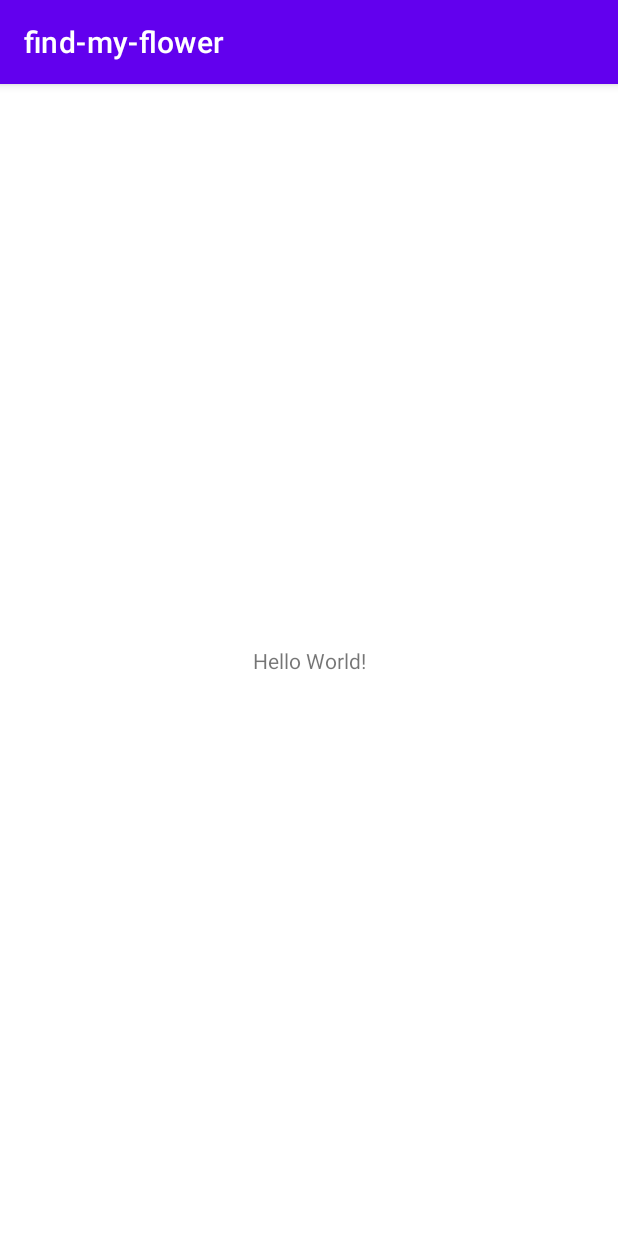
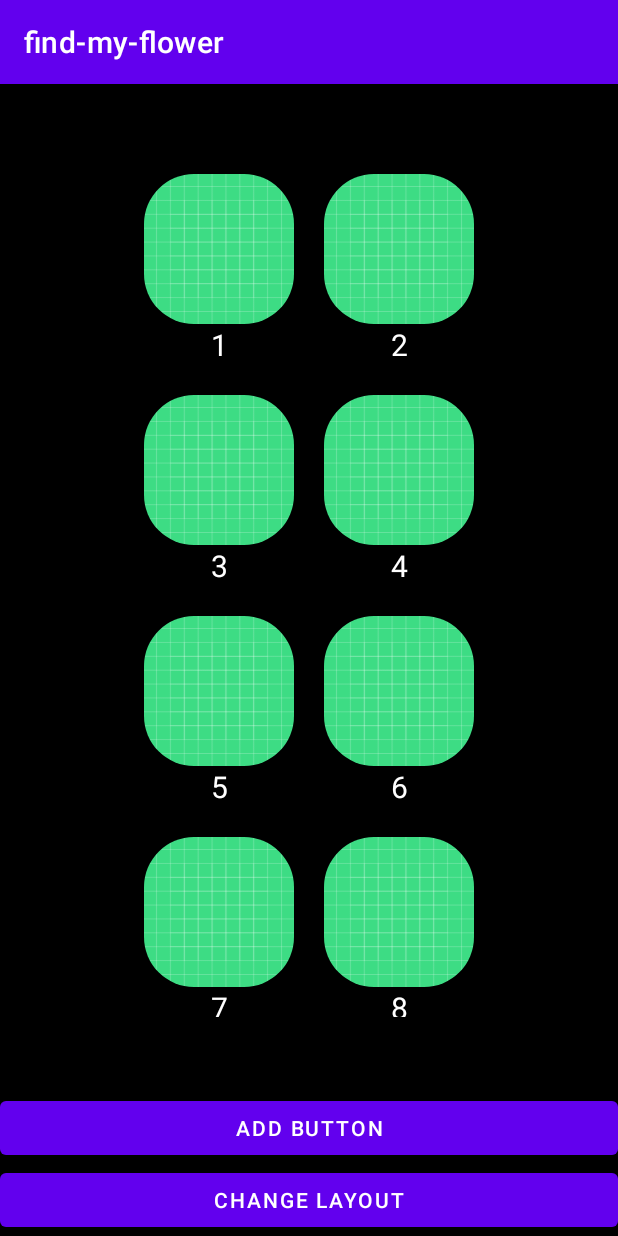
Before and after one commit to f-lab-edu/GitHubBookmarks, an Android app: the screen it shows after launch (MainActivity), on a phone screen of 412 x 824 dp. Run offline under Robolectric (Android 15) with nearby library versions, the phone set to English and light mode, and no system bars.

Commit message:
dev/2022-09-11
[9월 1주차 (1)]
1. 리사이클뷰 구현
2. 아이템 add, delete 기능 추가
3. 아이템 add 시 해당 포지션에 스크롤 다운로드
4. Linear, Grid, StaggeredGrid 3가지 Layout 변경 버튼 추가

[study]
1. recyclerView
2. adapter
3. layoutManager
4. binding
5. ViewHolder
6. OnItemClickListener

```diff
--- a/app/src/main/AndroidManifest.xml
+++ b/app/src/main/AndroidManifest.xml
@@ -10,7 +10,7 @@
         android:label="@string/app_name"
         android:roundIcon="@mipmap/ic_launcher_round"
         android:supportsRtl="true"
-        android:theme="@style/Theme.Findmyflower">
+        android:theme="@style/Theme.findmyflower">
         <activity
             android:name=".MainActivity"
             android:exported="true">
--- /dev/null
+++ b/app/src/main/java/com/hy0417sage/findmyflower/FlowerAdapter.kt
@@ -0,0 +1,55 @@
+package com.hy0417sage.findmyflower
+
+import android.view.LayoutInflater
+import android.view.View
+import android.view.ViewGroup
+import androidx.recyclerview.widget.RecyclerView
+import com.bumptech.glide.Glide
+import com.hy0417sage.findmyflower.databinding.ItemFlowerBinding
+
+class FlowerAdapter(private val flowerList: ArrayList<FlowerData>) :
+    RecyclerView.Adapter<FlowerAdapter.MyViewHolder>() {
+
+    //뷰홀더 객체를 생성해준다.
+    override fun onCreateViewHolder(parent: ViewGroup, viewType: Int): MyViewHolder {
+        val binding: ItemFlowerBinding =
+            ItemFlowerBinding.inflate(LayoutInflater.from(parent.context), parent, false)
+        return MyViewHolder(binding)
+    }
+
+    //데이터가 몇 개인지 변환해 주어야 한다. 리사이클뷰 아이템 개수 : 리스트의 크기
+    override fun getItemCount(): Int = flowerList.size
+
+    //받은 데이터를 onCreateViewHolder 에서 생성한 뷰 홀더 객체에 어떻게 넣어줄지 결정해 준다.
+    override fun onBindViewHolder(holder: MyViewHolder, position: Int) {
+        val flowerData = flowerList[position]
+        holder.imageView.clipToOutline = true
+        holder.textView.text = flowerData.text
+        Glide.with(holder.itemView).load(flowerData.img).into(holder.imageView)
+
+        holder.itemView.setOnClickListener{
+            itemClickListener.onClick(it, position)
+            flowerList.removeAt(position)
+            notifyItemRangeChanged(position, flowerList.size) // 아이템 삭제 후 flowerList.size 재 설정
+        }
+    }
+
+    //리스너 인터페이스
+    interface OnItemClickListener {
+        fun onClick(v: View, position: Int)
+    }
+
+    //외부에서 클릭 시 이벤트 설정
+    fun setItemClickListener(onItemClickListener: OnItemClickListener) {
+        this.itemClickListener = onItemClickListener
+    }
+
+    //setItemClickListener 로 설정한 함수 실행
+    private lateinit var itemClickListener : OnItemClickListener
+
+    //RecyclerView.ViewHolder 를 상속한 viewHolder 클래스
+    inner class MyViewHolder(binding: ItemFlowerBinding) : RecyclerView.ViewHolder(binding.root){
+        val imageView = binding.imageView
+        val textView = binding.textView
+    }
+}
--- /dev/null
+++ b/app/src/main/java/com/hy0417sage/findmyflower/FlowerData.kt
@@ -0,0 +1,8 @@
+package com.hy0417sage.findmyflower
+
+import android.graphics.drawable.Drawable
+
+data class FlowerData (
+    var img : Drawable,
+    var text : String
+    )
--- a/app/src/main/java/com/hy0417sage/findmyflower/MainActivity.kt
+++ b/app/src/main/java/com/hy0417sage/findmyflower/MainActivity.kt
@@ -1,11 +1,111 @@
 package com.hy0417sage.findmyflower
 
+import android.content.DialogInterface
 import androidx.appcompat.app.AppCompatActivity
 import android.os.Bundle
+import android.view.View
+import android.widget.Button
+import android.widget.EditText
+import androidx.appcompat.app.AlertDialog
+import androidx.core.content.ContextCompat
+import androidx.recyclerview.widget.GridLayoutManager
+import androidx.recyclerview.widget.LinearLayoutManager
+import androidx.recyclerview.widget.StaggeredGridLayoutManager
+import com.hy0417sage.findmyflower.databinding.ActivityMainBinding
 
-class MainActivity : AppCompatActivity() {
+class MainActivity : AppCompatActivity(), View.OnClickListener { //클릭 이벤트 처리 인터페이스
+
+    private lateinit var binding: ActivityMainBinding
+    private lateinit var changeLayout: Button //changeLayout button 변수 선언
+    private lateinit var addButton: Button
+    private lateinit var flowerList: ArrayList<FlowerData>
+    private lateinit var adapter: FlowerAdapter
+    private var index = 0
+
     override fun onCreate(savedInstanceState: Bundle?) {
         super.onCreate(savedInstanceState)
-        setContentView(R.layout.activity_main)
+        binding = ActivityMainBinding.inflate(layoutInflater)
+        setContentView(binding.root)
+
+        changeLayout = findViewById(R.id.changeLayoutManagerButton)
+        addButton = findViewById(R.id.addButton)
+        changeLayout.setOnClickListener(this)
+        addButton.setOnClickListener(this)
+        flowerList = ArrayList()
+
+        setFlowerList()
+        setRecyclerView()
+        deleteFlowerItem()
+    }
+
+    private fun deleteFlowerItem() {
+        adapter.setItemClickListener(object : FlowerAdapter.OnItemClickListener {
+            override fun onClick(v: View, position: Int) {
+                adapter.notifyItemRemoved(position)
+            }
+        })
+    }
+
+    private fun setFlowerList() {
+        for (i: Int in 1..10) {
+            flowerList.add(
+                FlowerData(
+                    img = ContextCompat.getDrawable(this, R.drawable.ic_launcher_background)!!,
+                    text = i.toString()
+                )
+            )
+        }
+    }
+
+    private fun setRecyclerView() {
+        //리사이클러 뷰 설정
+        adapter = FlowerAdapter(flowerList) //어댑터 객체 할당
+        binding.recyclerView.adapter = adapter //리사이클러뷰 어댑터로 위에서 만든 어댑터 설정
+        binding.recyclerView.layoutManager = GridLayoutManager(this, 2) //레이아웃 매니저 설정
+    }
+
+    private fun changeLayoutManager() {
+        index += 1
+        when (index % 3) {
+            0 -> binding.recyclerView.layoutManager = GridLayoutManager(this, 2)
+            1 -> binding.recyclerView.layoutManager =
+                StaggeredGridLayoutManager(3, LinearLayoutManager.VERTICAL)
+            else -> binding.recyclerView.layoutManager = LinearLayoutManager(this)
+        }
+    }
+
+    private fun addFlower() {
+        val builder = AlertDialog.Builder(this)
+        builder.setView(layoutInflater.inflate(R.layout.custom_dialog, null))
+
+        val listener = DialogInterface.OnClickListener { p: DialogInterface, num: Int ->
+            val alert = p as AlertDialog //p에 해당 AlertDialog 가 들어온다.
+            val flowerName: EditText? =
+                alert.findViewById<EditText>(R.id.flowerName) //findViewById를 통해 view 를 가져와서 사용
+
+            flowerList.add(
+                FlowerData(
+                    img = ContextCompat.getDrawable(this, R.drawable.ic_launcher_background)!!,
+                    text = "${flowerName?.text}".toString()
+                )
+            )
+            adapter.notifyItemInserted(flowerList.size) //어댑터에서 리사이클링뷰에 새로운 데이터 반영
+            binding.recyclerView.smoothScrollToPosition(flowerList.size) //새로 추가한 뷰로 이동
+        }
+        builder.setPositiveButton("확인", listener)
+        builder.setNegativeButton("취소", null)
+        builder.show()
+    }
+
+    //클릭 이벤트 처리
+    override fun onClick(v: View?) {
+        when (v?.id) {
+            R.id.changeLayoutManagerButton -> {
+                changeLayoutManager()
+            }
+            R.id.addButton -> {
+                addFlower()
+            }
+        }
     }
 }
--- /dev/null
+++ b/app/src/main/res/drawable/view_box.xml
@@ -0,0 +1,5 @@
+<?xml version="1.0" encoding="UTF-8"?>
+<shape xmlns:android="http://schemas.android.com/apk/res/android">
+    <corners
+        android:radius="50px" />
+</shape>
--- a/app/src/main/res/layout/activity_main.xml
+++ b/app/src/main/res/layout/activity_main.xml
@@ -4,15 +4,35 @@
     xmlns:tools="http://schemas.android.com/tools"
     android:layout_width="match_parent"
     android:layout_height="match_parent"
+    android:background="@color/black"
     tools:context=".MainActivity">
 
-    <TextView
+    <androidx.recyclerview.widget.RecyclerView
+        android:id="@+id/recyclerView"
         android:layout_width="wrap_content"
-        android:layout_height="wrap_content"
-        android:text="Hello World!"
-        app:layout_constraintBottom_toBottomOf="parent"
+        android:layout_margin="50dp"
+        android:layout_height="0dp"
+        app:layout_constraintBottom_toTopOf="@+id/addButton"
         app:layout_constraintEnd_toEndOf="parent"
         app:layout_constraintStart_toStartOf="parent"
         app:layout_constraintTop_toTopOf="parent" />
 
+    <Button
+        android:id="@+id/changeLayoutManagerButton"
+        android:layout_width="match_parent"
+        android:layout_height="wrap_content"
+        android:text="@string/changeLayoutManager"
+        app:layout_constraintBottom_toBottomOf="parent"
+        app:layout_constraintEnd_toEndOf="parent"
+        app:layout_constraintStart_toStartOf="parent" />
+
+    <Button
+        android:id="@+id/addButton"
+        android:layout_width="match_parent"
+        android:layout_height="wrap_content"
+        android:text="@string/add_button"
+        app:layout_constraintBottom_toTopOf="@+id/changeLayoutManagerButton"
+        app:layout_constraintEnd_toEndOf="parent"
+        app:layout_constraintStart_toStartOf="parent" />
+
 </androidx.constraintlayout.widget.ConstraintLayout>
--- /dev/null
+++ b/app/src/main/res/layout/item_flower.xml
@@ -0,0 +1,31 @@
+<?xml version="1.0" encoding="utf-8"?>
+<androidx.constraintlayout.widget.ConstraintLayout
+    xmlns:android="http://schemas.android.com/apk/res/android"
+    xmlns:app="http://schemas.android.com/apk/res-auto"
+    android:layout_width="wrap_content"
+    android:layout_height="wrap_content"
+    android:background="@drawable/view_box"
+    android:layout_margin="10dp">
+
+    <ImageView
+        android:id="@+id/imageView"
+        android:layout_width="100dp"
+        android:layout_height="100dp"
+        android:src="@drawable/ic_launcher_background"
+        android:background="@drawable/view_box"
+        app:layout_constraintEnd_toEndOf="parent"
+        app:layout_constraintStart_toStartOf="parent"
+        app:layout_constraintTop_toTopOf="parent" />
+
+    <TextView
+        android:id="@+id/textView"
+        android:layout_width="wrap_content"
+        android:layout_height="wrap_content"
+        android:gravity="center"
+        android:textSize="20sp"
+        android:textColor="@color/white"
+        app:layout_constraintEnd_toEndOf="parent"
+        app:layout_constraintStart_toStartOf="parent"
+        app:layout_constraintTop_toBottomOf="@+id/imageView" />
+
+</androidx.constraintlayout.widget.ConstraintLayout>
--- a/app/src/main/res/values-night/themes.xml
+++ b/app/src/main/res/values-night/themes.xml
@@ -1,6 +1,6 @@
 <resources>
     <!-- Base application theme. -->
-    <style name="Theme.Findmyflower" parent="Theme.MaterialComponents.DayNight.DarkActionBar">
+    <style name="Theme.findmyflower" parent="Theme.MaterialComponents.DayNight.DarkActionBar">
         <!-- Primary brand color. -->
         <item name="colorPrimary">@color/purple_200</item>
         <item name="colorPrimaryVariant">@color/purple_700</item>
--- a/app/src/main/res/values/strings.xml
+++ b/app/src/main/res/values/strings.xml
@@ -1,3 +1,6 @@
 <resources>
     <string name="app_name">find-my-flower</string>
+    <string name="changeLayoutManager">change layout</string>
+    <string name="add_button">add button</string>
+    <string name="set_your_id">Set your ID</string>
 </resources>
--- a/app/src/main/res/values/themes.xml
+++ b/app/src/main/res/values/themes.xml
@@ -1,6 +1,6 @@
 <resources>
     <!-- Base application theme. -->
-    <style name="Theme.Findmyflower" parent="Theme.MaterialComponents.DayNight.DarkActionBar">
+    <style name="Theme.findmyflower" parent="Theme.MaterialComponents.DayNight.DarkActionBar">
         <!-- Primary brand color. -->
         <item name="colorPrimary">@color/purple_500</item>
         <item name="colorPrimaryVariant">@color/purple_700</item>
```
Also changed, not shown: app/build.gradle (+8 -0 lines), app/src/main/res/layout/custom_dialog.xml (added, +35 -0 lines).
